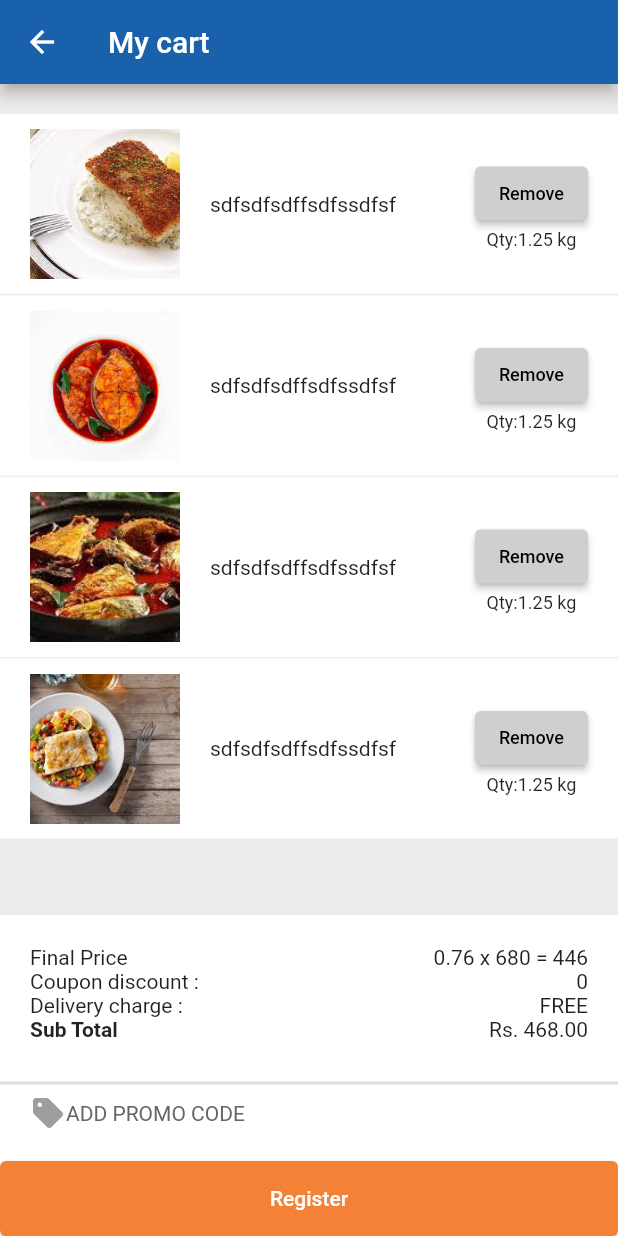
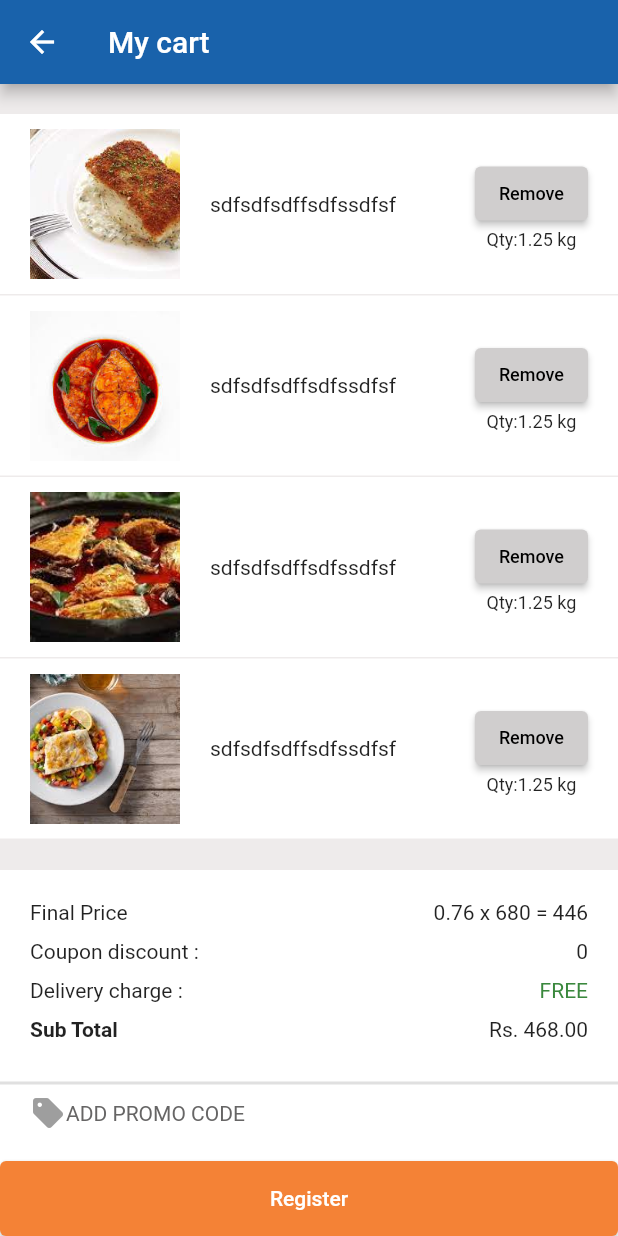
Before and after one commit to gayathry-2001/meatshop, a Flutter app: the Cart screen opened directly, on a phone screen of 412 x 824 dp. Run offline on Flutter 3.47's test engine with Material 2 defaults, Android fonts, the phone set to English and light mode, and no system bars; our stand-ins replace animated_bottom_navigation_bar, carousel_slider, dio, motion_toast, shared_preferences; accounts and stored records are empty.

Commit message:
17/10/2023

```diff
--- a/lib/home/cart.dart
+++ b/lib/home/cart.dart
@@ -99,9 +99,15 @@ class _CartState extends State<Cart> {
                           crossAxisAlignment: CrossAxisAlignment.start,
                           children: [
 
-                          Text("Final Price"),
+                          Padding(
+                            padding: EdgeInsets.only(top: 0,bottom: 10),
+                            child: Text("Final Price"),
+                          ),
                           Text("Coupon discount :"),
-                          Text("Delivery charge :"),
+                          Padding(
+                            padding: EdgeInsets.only(top: 10,bottom: 10),
+                            child: Text("Delivery charge :"),
+                          ),
                           Text("Sub Total",style: TextStyle(
                             fontWeight: FontWeight.bold,
                             fontSize: 14
@@ -118,9 +124,15 @@ class _CartState extends State<Cart> {
                           crossAxisAlignment: CrossAxisAlignment.end,
                           children: [
 
-                          Text("0.76 x 680 = 446"),
+                          Padding(
+                            padding: EdgeInsets.only(top: 0,bottom: 10),
+                            child: Text("0.76 x 680 = 446"),
+                          ),
                           Text("0"),
-                          Text("FREE"),
+                          Padding(
+                            padding: EdgeInsets.only(top: 10,bottom: 10),
+                            child: Text("FREE", style: TextStyle(color: Color.fromARGB(255, 58, 136, 61)),),
+                          ),
                           Text("Rs. 468.00")
                           ],
                         ),
@@ -146,10 +158,6 @@ class _CartState extends State<Cart> {
                 height: 50,
                 width: MediaQuery.of(context).size.width,
                child: ElevatedButton(onPressed: (){
-              //  const snack =   SnackBar(
-              //     content:  Text("Regsitered Successfully")
-              //     );
-              //     ScaffoldMessenger.of(context).showSnackBar(snack);
 
 
                 },
--- a/lib/singleproduct/singleproduct.dart
+++ b/lib/singleproduct/singleproduct.dart
@@ -61,8 +61,9 @@ class _SingleproductState extends State<Singleproduct> {
         child: Column(
           children: [
             Expanded(
-              child: SingleChildScrollView(
-                child: Container(
+              child: ListView(
+                children: [
+                  Container(
                     color: const Color.fromARGB(255, 239, 236, 236),
                     child: Column(
                       children: [
@@ -348,6 +349,7 @@ class _SingleproductState extends State<Singleproduct> {
                       ],
                     ),
                   ),
+                ],
               ),
             ),
             Bottombar(iccolor: iccolor)
--- a/lib/singleproduct/singleproductgrid.dart
+++ b/lib/singleproduct/singleproductgrid.dart
@@ -4,7 +4,7 @@ import 'package:flutter/material.dart';
 // import 'package:meatshopproj/recipes/recipes.dart';
 // import 'package:meatshopproj/singleproduct/singleproduct.dart';
 
-import '../api.dart';
+// import '../api.dart';
 import '../lists.dart';
 
 // ignore: must_be_immutable
```
Also changed, not shown: lib/home/carouselindicator.dart (+54 -27 lines), lib/home/homepage.dart (+17 -3 lines), lib/home/settings.dart (+34 -5 lines), lib/lists.dart (+7 -0 lines), lib/login.dart (+10 -2 lines), lib/product/product.dart (+7 -0 lines), lib/product/productgrids.dart (+3 -4 lines), lib/home/gridviews.dart (line endings or trailing spaces). Lines whose indentation alone changed are shown as unchanged.
